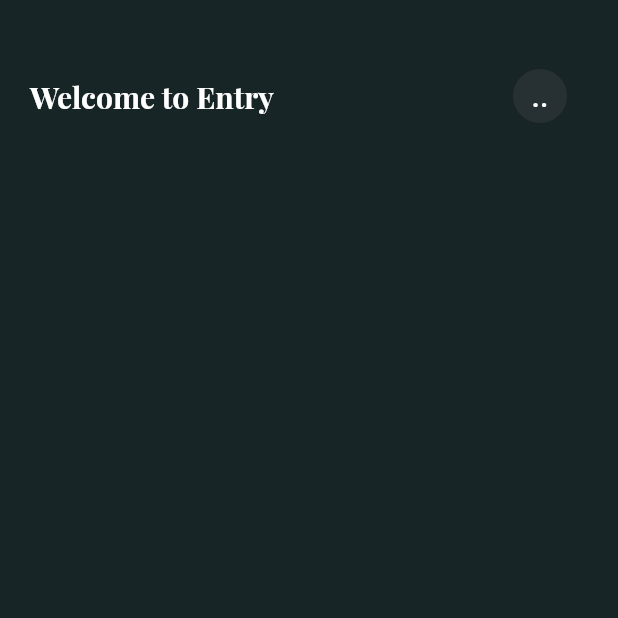
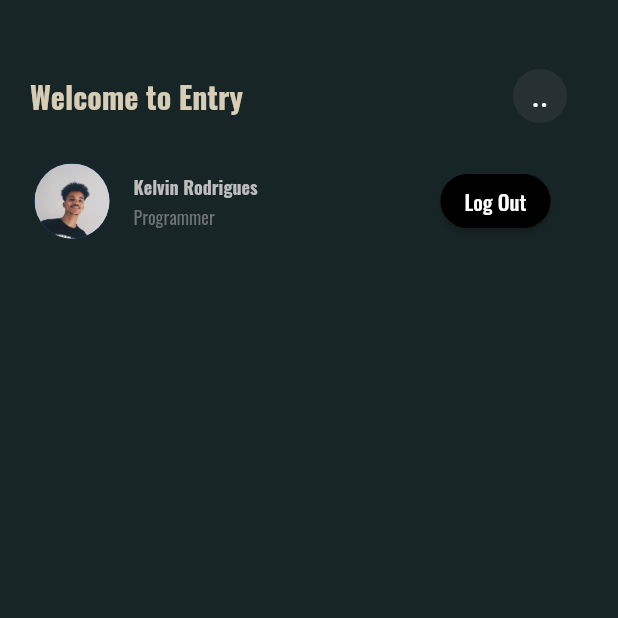
Before and after one commit to LunarioTK/Entry_UI, a Flutter app: the screen it shows after launch, on a phone screen of 412 x 824 dp, the top half of it. Run offline on Flutter 3.47's test engine with Material 2 defaults, Android fonts, the phone set to English and light mode, and no system bars.

Commit message:
Listile for profile added

```diff
--- a/lib/constants/fonts.dart
+++ b/lib/constants/fonts.dart
@@ -1 +1 @@
-String mainFont = 'PlayfairDisplay';
+String mainFont = 'Oswald';
--- a/lib/constants/uicolor.dart
+++ b/lib/constants/uicolor.dart
@@ -3,3 +3,6 @@ import 'package:flutter/material.dart';
 Color uiColor = const Color.fromARGB(255, 24, 37, 38);
 Color containerColor = const Color.fromARGB(255, 167, 144, 104);
 Color buttonsColor = const Color.fromARGB(255, 39, 49, 52);
+Color smallTextColor = const Color.fromARGB(255, 110, 116, 118);
+
+//rgba(215,205,182,255)
--- a/lib/screens/home.dart
+++ b/lib/screens/home.dart
@@ -1,5 +1,6 @@
 import 'package:entry_app_ui/constants/uicolor.dart';
 import 'package:entry_app_ui/utils/appbar.dart';
+import 'package:entry_app_ui/utils/profilecard.dart';
 import 'package:flutter/material.dart';
 
 class Home extends StatelessWidget {
@@ -9,13 +10,14 @@ class Home extends StatelessWidget {
   Widget build(BuildContext context) {
     return Scaffold(
       backgroundColor: uiColor,
-      body: Column(
-        children: const [
-          Padding(
-            padding: EdgeInsets.fromLTRB(20, 40, 20, 0),
-            child: MyAppBar(),
-          ),
-        ],
+      body: Padding(
+        padding: const EdgeInsets.fromLTRB(20, 40, 20, 0),
+        child: Column(
+          children: const [
+            MyAppBar(),
+            ProfileCard(),
+          ],
+        ),
       ),
     );
   }
--- a/lib/utils/appbar.dart
+++ b/lib/utils/appbar.dart
@@ -14,7 +14,7 @@ class MyAppBar extends StatelessWidget {
         Text(
           'Welcome to Entry',
           style: TextStyle(
-            color: Colors.white,
+            color: const Color.fromARGB(255, 215, 205, 182),
             fontWeight: FontWeight.bold,
             fontSize: 20,
             fontFamily: mainFont,
--- /dev/null
+++ b/lib/utils/profilecard.dart
@@ -0,0 +1,48 @@
+import 'package:entry_app_ui/constants/fonts.dart';
+import 'package:entry_app_ui/constants/uicolor.dart';
+import 'package:flutter/material.dart';
+
+class ProfileCard extends StatelessWidget {
+  const ProfileCard({super.key});
+
+  @override
+  Widget build(BuildContext context) {
+    return ListTile(
+      contentPadding: const EdgeInsets.fromLTRB(3, 10, 25, 0),
+      leading: const CircleAvatar(
+        radius: 25.0,
+        backgroundImage: AssetImage('assets/profilepic2.JPG'),
+      ),
+      title: Text(
+        'Kelvin Rodrigues',
+        style: TextStyle(
+          color: Colors.grey[400],
+          fontSize: 12,
+          fontWeight: FontWeight.bold,
+          fontFamily: mainFont,
+        ),
+      ),
+      subtitle: Text(
+        'Programmer',
+        style: TextStyle(
+          color: smallTextColor,
+          fontSize: 12,
+          fontFamily: mainFont,
+        ),
+      ),
+      trailing: ElevatedButton(
+        onPressed: (() {}),
+        style: ElevatedButton.styleFrom(
+          backgroundColor: Colors.black,
+          shape: const StadiumBorder(),
+        ),
+        child: Text(
+          'Log Out',
+          style: TextStyle(
+            fontFamily: mainFont,
+          ),
+        ),
+      ),
+    );
+  }
+}
```
Also changed, not shown: pubspec.yaml (+5 -5 lines), assets/profilepic.png (added), assets/profilepic2.JPG (added), fonts/Oswald-VariableFont_wght.ttf (added).
